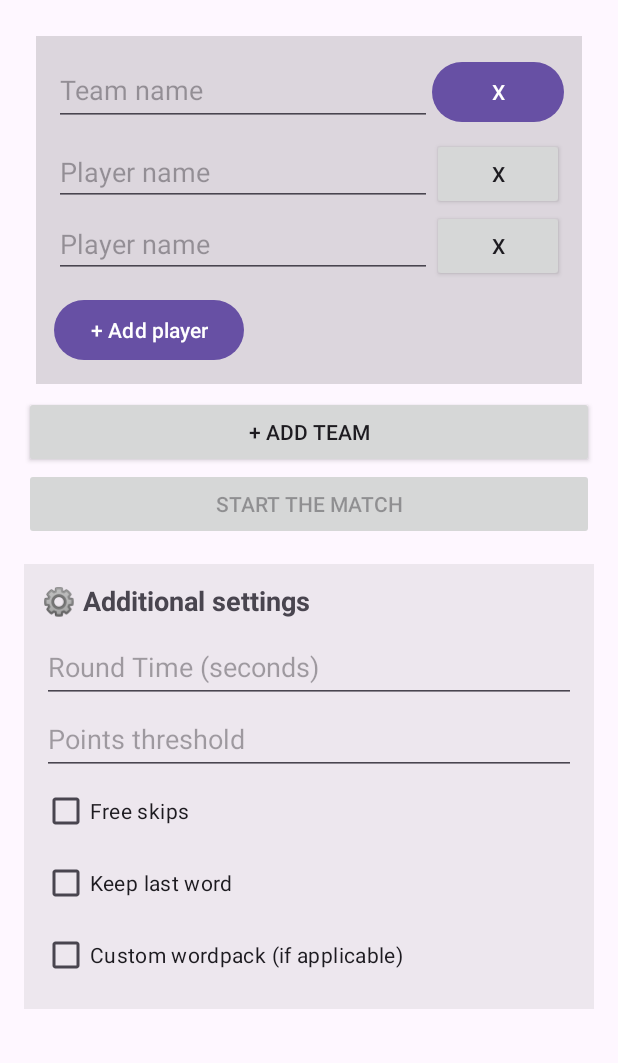
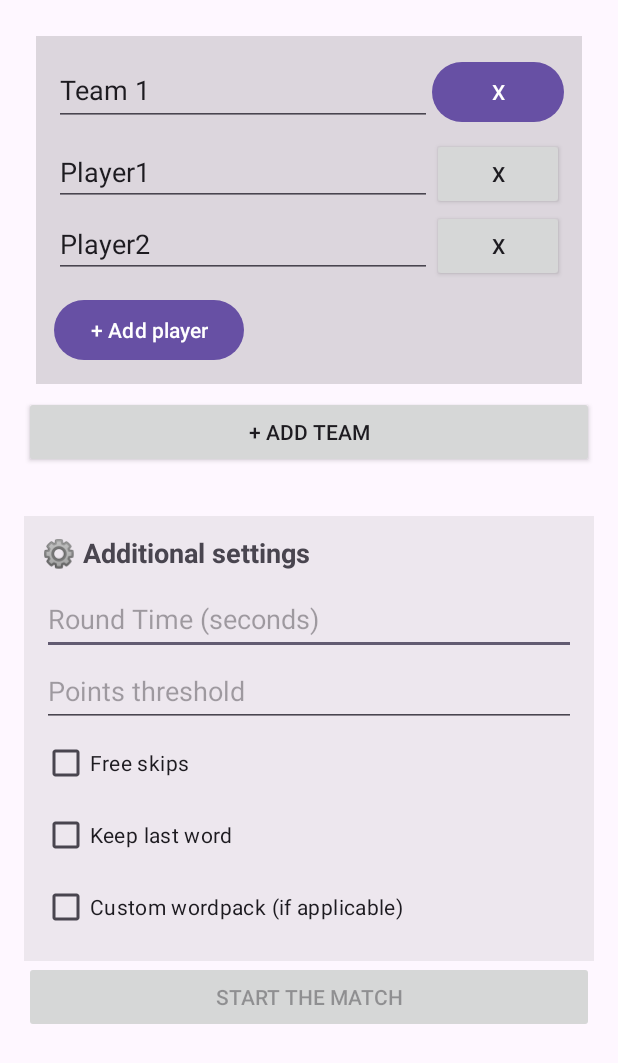
Before and after one commit to MTusek/alias_clone, an Android app: the SetupActivity screen opened directly, with no data from a screen before it, after a tap on "+ ADD TEAM", on a phone screen of 412 x 824 dp. Shown: the top 1063 px of the screen. Run offline under Robolectric (Android 15) with nearby library versions, the phone set to English and light mode, and no system bars.

Commit message:
Defined default settings

```diff
--- a/app/src/main/java/com/example/aliasclone/SetupActivity.java
+++ b/app/src/main/java/com/example/aliasclone/SetupActivity.java
@@ -18,7 +18,11 @@ import java.util.HashMap;
 public class SetupActivity extends AppCompatActivity {
 
     private LinearLayout teamContainer;
+    private LinearLayout bottomContainer;
+
     private Button btnStartGame;
+
+    private int teamCount = 0;
 
     @Override
     protected void onCreate(Bundle savedInstanceState) {
@@ -26,75 +30,27 @@ public class SetupActivity extends AppCompatActivity {
         setContentView(R.layout.activity_setup);
 
         teamContainer = findViewById(R.id.teamContainer);
+        bottomContainer = findViewById(R.id.bottomContainer);
 
         addAddTeamButton();
-        //addGameSettingsSection();
-        ensureSettingsAtBottom();
+        addGameSettingsSection();
         addStartButton();
     }
 
     private void addAddTeamButton() {
         Button btnAddTeam = new Button(this);
         btnAddTeam.setText("+ Add team");
-
         btnAddTeam.setOnClickListener(new View.OnClickListener() {
             @Override
             public void onClick(View v) {
                 teamContainer.removeView(v);
                 addTeam();
                 addAddTeamButton();
-                addStartButton();
                 updateStartButtonState();
-                ensureSettingsAtBottom();
             }
         });
 
         teamContainer.addView(btnAddTeam);
-    }
-
-    /*private void addStartButton() {
-
-        for (int i = 0; i < teamContainer.getChildCount(); i++) {
-            View child = teamContainer.getChildAt(i);
-            if (child.getTag() != null && child.getTag().equals("startButton")) {
-                teamContainer.removeView(child);
-                break;
-            }
-        }
-
-        Button btnStartGame = new Button(this);
-        btnStartGame.setText("Start the game");
-        btnStartGame.setTag("startButton");
-
-        btnStartGame.setOnClickListener(new View.OnClickListener() {
-            @Override
-            public void onClick(View v) {
-                ArrayList<HashMap<String, Object>> allTeams = collectTeams();
-                Intent intent = new Intent(SetupActivity.this, GameActivity.class);
-                intent.putExtra("TEAMS", allTeams);
-                HashMap<String, Object> settings = collectSettings();
-                intent.putExtra("SETTINGS", settings);
-                startActivity(intent);
-            }
-        });
-
-        teamContainer.addView(btnStartGame);
-    }*/
-
-    private void ensureSettingsAtBottom() {
-        for (int i = 0; i < teamContainer.getChildCount(); i++) {
-            View child = teamContainer.getChildAt(i);
-            if (child.getTag() != null && child.getTag().equals("settingsSection")) {
-                teamContainer.removeView(child);
-                break;
-            }
-        }
-
-        LayoutInflater inflater = LayoutInflater.from(this);
-        View settingsView = inflater.inflate(R.layout.item_game_settings, teamContainer, false);
-        settingsView.setTag("settingsSection");
-
-        teamContainer.addView(settingsView);
     }
 
     private void addStartButton() {
@@ -110,7 +66,6 @@ public class SetupActivity extends AppCompatActivity {
             @Override
             public void onClick(View v) {
                 if (!isGameReady()) {
-                    // sigurnosna provjera (ne bi se smjelo dogoditi ako UI radi)
                     btnStartGame.setEnabled(false);
                     return;
                 }
@@ -124,9 +79,43 @@ public class SetupActivity extends AppCompatActivity {
                 startActivity(intent);
             }
         });
+        bottomContainer.addView(btnStartGame);
+    }
 
-        teamContainer.addView(btnStartGame);
+    private void addTeam() {
+        LayoutInflater inflater = LayoutInflater.from(this);
+        View teamView = inflater.inflate(R.layout.item_team, teamContainer, false);
+
+        teamCount++;
+        String defaultTeamName = "Team " + teamCount;
+
+        EditText etTeamName = teamView.findViewById(R.id.etTeamName);
+        LinearLayout playerContainer = teamView.findViewById(R.id.playerContainer);
+        Button btnAddPlayer = teamView.findViewById(R.id.btnAddPlayer);
+        Button btnDeleteTeam = teamView.findViewById(R.id.btnDeleteTeam);
+
+        etTeamName.setText(defaultTeamName);
+        addPlayer(playerContainer, 1);
+        addPlayer(playerContainer, 2);
+
+        btnAddPlayer.setOnClickListener(v -> {
+            int playerCount = playerContainer.getChildCount();
+            addPlayer(playerContainer, playerCount + 1);
+            updateStartButtonState();
+        });
+
+        btnDeleteTeam.setOnClickListener(new View.OnClickListener() {
+            @Override
+            public void onClick(View v) {
+                teamContainer.removeView(teamView);
+                updateStartButtonState();
             }
+        });
+
+        teamContainer.addView(teamView, teamContainer.getChildCount() - 1);
+        updateStartButtonState();
+    }
+
 
     private boolean isGameReady() {
         int validTeams = 0;
@@ -168,59 +157,23 @@ public class SetupActivity extends AppCompatActivity {
 
 
         private void addGameSettingsSection() {
-        for (int i = 0; i < teamContainer.getChildCount(); i++) {
-            View child = teamContainer.getChildAt(i);
-            if (child.getTag() != null && child.getTag().equals("settingsSection")) {
-                teamContainer.removeView(child);
-                break;
-            }
-        }
-
             LayoutInflater inflater = LayoutInflater.from(this);
-        View settingsView = inflater.inflate(R.layout.item_game_settings, teamContainer, false);
+            View settingsView = inflater.inflate(R.layout.item_game_settings, bottomContainer, false);
             settingsView.setTag("settingsSection");
 
-        teamContainer.addView(settingsView);
+            bottomContainer.addView(settingsView, 0);
         }
 
 
-    private void addTeam() {
-        LayoutInflater inflater = LayoutInflater.from(this);
-        View teamView = inflater.inflate(R.layout.item_team, teamContainer, false);
 
-        Button btnAddPlayer = teamView.findViewById(R.id.btnAddPlayer);
-        LinearLayout playerContainer = teamView.findViewById(R.id.playerContainer);
-        Button btnDeleteTeam = teamView.findViewById(R.id.btnDeleteTeam);
-
-        addPlayer(playerContainer);
-        addPlayer(playerContainer);
-
-        btnAddPlayer.setOnClickListener(new View.OnClickListener() {
-            @Override
-            public void onClick(View v) {
-                addPlayer(playerContainer);
-                updateStartButtonState();
-            }
-        });
-
-        btnDeleteTeam.setOnClickListener(new View.OnClickListener() {
-            @Override
-            public void onClick(View v) {
-                teamContainer.removeView(teamView);
-                updateStartButtonState();
-            }
-        });
-
-        teamContainer.addView(teamView);
-    }
-
-    private void addPlayer(LinearLayout playerContainer) {
+    private void addPlayer(LinearLayout playerContainer, int playerNumber) {
         LinearLayout playerLayout = new LinearLayout(this);
         playerLayout.setOrientation(LinearLayout.HORIZONTAL);
 
-        EditText et = new EditText(this);
-        et.setHint("Player name");
-        et.setLayoutParams(new LinearLayout.LayoutParams(0,
+        EditText etPlayerName = new EditText(this);
+        etPlayerName.setHint("Player name");
+        etPlayerName.setText("Player"+playerNumber);
+        etPlayerName.setLayoutParams(new LinearLayout.LayoutParams(0,
                 LinearLayout.LayoutParams.WRAP_CONTENT, 1));
 
         Button btnDeletePlayer = new Button(this);
@@ -234,7 +187,7 @@ public class SetupActivity extends AppCompatActivity {
             }
         });
 
-        playerLayout.addView(et);
+        playerLayout.addView(etPlayerName);
         playerLayout.addView(btnDeletePlayer);
 
         playerContainer.addView(playerLayout);
@@ -247,37 +200,49 @@ public class SetupActivity extends AppCompatActivity {
             View teamView = teamContainer.getChildAt(i);
 
             EditText etTeamName = teamView.findViewById(R.id.etTeamName);
+            if (etTeamName == null) continue;
+
             LinearLayout playerContainer = teamView.findViewById(R.id.playerContainer);
 
-            if (etTeamName != null && playerContainer != null) {
-                String teamName = etTeamName.getText().toString();
+            String teamName = etTeamName.getText().toString().trim();
+            if (teamName.isEmpty()) teamName = "Team " + (i + 1);
 
             ArrayList<String> players = new ArrayList<>();
+
             for (int j = 0; j < playerContainer.getChildCount(); j++) {
-                    View child = playerContainer.getChildAt(j);
+                View playerView = playerContainer.getChildAt(j);
+
+                if (playerView instanceof LinearLayout) {
+                    LinearLayout playerLayout = (LinearLayout) playerView;
+
+                    for (int k = 0; k < playerLayout.getChildCount(); k++) {
+                        View child = playerLayout.getChildAt(k);
                         if (child instanceof EditText) {
-                        String playerName = ((EditText) child).getText().toString();
-                        if (!playerName.isEmpty()) {
-                            players.add(playerName);
+                            EditText etPlayer = (EditText) child;
+                            String name = etPlayer.getText().toString().trim();
+                            if (name.isEmpty()) name = "Player " + (j + 1);
+                            players.add(name);
+                            break;
+                        }
                     }
                 }
             }
 
-                HashMap<String, Object> teamData = new HashMap<>();
-                teamData.put("teamName", teamName);
-                teamData.put("players", players);
-                teams.add(teamData);
-            }
+            HashMap<String, Object> team = new HashMap<>();
+            team.put("name", teamName);
+            team.put("players", players);
+            teams.add(team);
         }
         return teams;
     }
+
 
     private HashMap<String, Object> collectSettings() {
         HashMap<String, Object> settings = new HashMap<>();
 
         View settingsView = null;
-        for (int i = 0; i < teamContainer.getChildCount(); i++) {
-            View child = teamContainer.getChildAt(i);
+        for (int i = 0; i < bottomContainer.getChildCount(); i++) {
+            View child = bottomContainer.getChildAt(i);
             if (child.getTag() != null && child.getTag().equals("settingsSection")) {
                 settingsView = child;
                 break;
@@ -288,14 +253,40 @@ public class SetupActivity extends AppCompatActivity {
             EditText etRoundTime = settingsView.findViewById(R.id.etRoundTime);
             EditText etMaxScore = settingsView.findViewById(R.id.etMaxScore);
             CheckBox cbNoNegative = settingsView.findViewById(R.id.cbNoNegative);
-            CheckBox cbDoubleBonus = settingsView.findViewById(R.id.cbLastWord);
+            CheckBox cbLastWord = settingsView.findViewById(R.id.cbLastWord);
             CheckBox cbRandomTopic = settingsView.findViewById(R.id.cbRandomTopic);
 
-            settings.put("roundTime", etRoundTime.getText().toString());
-            settings.put("maxScore", etMaxScore.getText().toString());
-            settings.put("noNegative", cbNoNegative.isChecked());
-            settings.put("doubleBonus", cbDoubleBonus.isChecked());
-            settings.put("randomTopic", cbRandomTopic.isChecked());
+            String roundTimeStr = etRoundTime.getText().toString().trim();
+            String maxScoreStr = etMaxScore.getText().toString().trim();
+
+            int roundTime = 60;
+            int maxScore = 10;
+
+            try {
+                if (!roundTimeStr.isEmpty()) {
+                    roundTime = Integer.parseInt(roundTimeStr);
+                }
+            } catch (NumberFormatException e) {
+                roundTime = 60;
+            }
+
+            try {
+                if (!maxScoreStr.isEmpty()) {
+                    maxScore = Integer.parseInt(maxScoreStr);
+                }
+            } catch (NumberFormatException e) {
+                maxScore = 10;
+            }
+
+            boolean noNegative = cbNoNegative.isChecked();
+            boolean doubleBonus = cbLastWord.isChecked();
+            boolean randomTopic = cbRandomTopic.isChecked();
+
+            settings.put("roundTime", roundTime);
+            settings.put("maxScore", maxScore);
+            settings.put("noNegative", noNegative);
+            settings.put("doubleBonus", doubleBonus);
+            settings.put("randomTopic", randomTopic);
         }
 
         return settings;
--- a/app/src/main/res/layout/activity_setup.xml
+++ b/app/src/main/res/layout/activity_setup.xml
@@ -1,14 +1,30 @@
 <?xml version="1.0" encoding="utf-8"?>
 <ScrollView xmlns:android="http://schemas.android.com/apk/res/android"
+    xmlns:tools="http://schemas.android.com/tools"
     android:layout_width="match_parent"
-    android:layout_height="match_parent">
+    android:layout_height="match_parent"
+    tools:ignore="SpeakableTextPresentCheck">
 
     <LinearLayout
-        android:id="@+id/teamContainer"
+        android:id="@+id/mainContainer"
         android:layout_width="match_parent"
-        android:layout_height="match_parent"
+        android:layout_height="wrap_content"
         android:orientation="vertical"
         android:padding="16dp">
+
+        <LinearLayout
+            android:id="@+id/teamContainer"
+            android:layout_width="match_parent"
+            android:layout_height="wrap_content"
+            android:orientation="vertical" />
+
+        <LinearLayout
+            android:id="@+id/bottomContainer"
+            android:layout_width="match_parent"
+            android:layout_height="wrap_content"
+            android:layout_marginTop="16dp"
+            android:orientation="vertical" />
+
     </LinearLayout>
 
 </ScrollView>
```
Lines whose indentation alone changed are shown as unchanged.
